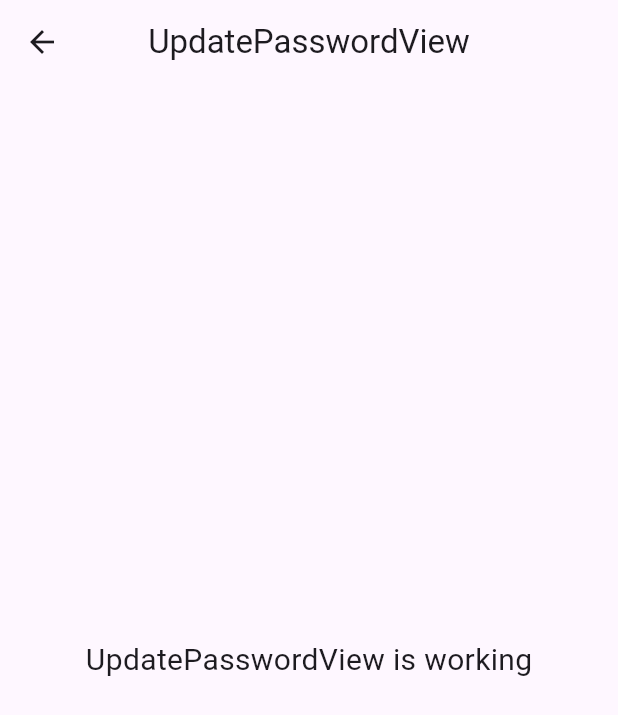
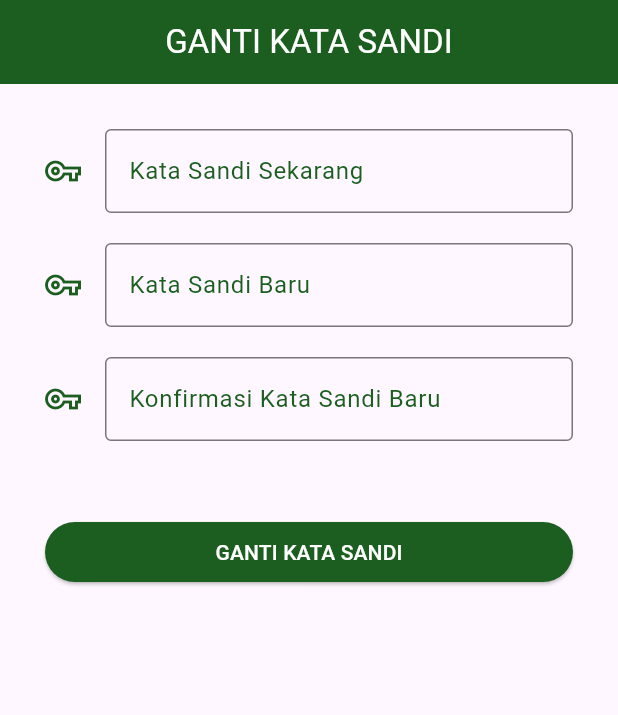
Before and after one commit to iqbalsuwandi20/presence, a Flutter app: the UpdatePasswordView screen opened by its route, on a phone screen of 412 x 824 dp. Shown: the top 715 px of the screen. Run offline on Flutter 3.47's test engine with Material 3 defaults, Android fonts, the phone set to English and light mode, and no system bars; our stand-ins replace cloud_firestore, firebase_auth, firebase_core, get; accounts and stored records are empty; network calls fail.

Commit message:
berhasil update password

```diff
--- a/lib/app/modules/profile/views/profile_view.dart
+++ b/lib/app/modules/profile/views/profile_view.dart
@@ -23,7 +23,7 @@ class ProfileView extends GetView<ProfileController> {
           stream: controller.streamUser(),
           builder: (context, snapshot) {
             if (snapshot.connectionState == ConnectionState.waiting) {
-              Center(
+              return Center(
                 child: CircularProgressIndicator(
                   color: Colors.green[900],
                 ),
--- a/lib/app/modules/update_password/views/update_password_view.dart
+++ b/lib/app/modules/update_password/views/update_password_view.dart
@@ -10,14 +10,85 @@ class UpdatePasswordView extends GetView<UpdatePasswordController> {
   Widget build(BuildContext context) {
     return Scaffold(
       appBar: AppBar(
-        title: const Text('UpdatePasswordView'),
+        title: const Text(
+          'GANTI KATA SANDI',
+          style: TextStyle(color: Colors.white),
+        ),
         centerTitle: true,
+        backgroundColor: Colors.green[900],
+        leading: SizedBox(),
       ),
-      body: const Center(
-        child: Text(
-          'UpdatePasswordView is working',
-          style: TextStyle(fontSize: 20),
-        ),
+      body: ListView(
+        padding: EdgeInsets.all(30),
+        children: [
+          TextField(
+            controller: controller.passC,
+            autocorrect: false,
+            textInputAction: TextInputAction.next,
+            obscureText: true,
+            cursorColor: Colors.green[900],
+            decoration: InputDecoration(
+                labelText: "Kata Sandi Sekarang",
+                labelStyle: TextStyle(color: Colors.green[900]),
+                icon: Icon(
+                  Icons.vpn_key_outlined,
+                  color: Colors.green[900],
+                ),
+                border: OutlineInputBorder()),
+          ),
+          SizedBox(height: 20),
+          TextField(
+            controller: controller.newPassC,
+            autocorrect: false,
+            textInputAction: TextInputAction.next,
+            obscureText: true,
+            cursorColor: Colors.green[900],
+            decoration: InputDecoration(
+                labelText: "Kata Sandi Baru",
+                labelStyle: TextStyle(color: Colors.green[900]),
+                icon: Icon(
+                  Icons.vpn_key_outlined,
+                  color: Colors.green[900],
+                ),
+                border: OutlineInputBorder()),
+          ),
+          SizedBox(height: 20),
+          TextField(
+            controller: controller.confirmNewPassC,
+            autocorrect: false,
+            textInputAction: TextInputAction.next,
+            obscureText: true,
+            cursorColor: Colors.green[900],
+            decoration: InputDecoration(
+                labelText: "Konfirmasi Kata Sandi Baru",
+                labelStyle: TextStyle(color: Colors.green[900]),
+                icon: Icon(
+                  Icons.vpn_key_outlined,
+                  color: Colors.green[900],
+                ),
+                border: OutlineInputBorder()),
+          ),
+          SizedBox(height: 50),
+          Obx(
+            () {
+              return ElevatedButton(
+                onPressed: () async {
+                  if (controller.isLoading.isFalse) {
+                    await controller.updatePassword();
+                  }
+                },
+                style: ElevatedButton.styleFrom(
+                    backgroundColor: Colors.green[900]),
+                child: Text(
+                  controller.isLoading.isFalse
+                      ? "GANTI KATA SANDI"
+                      : "TUNGGU YA..",
+                  style: TextStyle(color: Colors.white),
+                ),
+              );
+            },
+          ),
+        ],
       ),
     );
   }
```
Also changed, not shown: lib/app/modules/update_password/controllers/update_password_controller.dart (+46 -17 lines).
